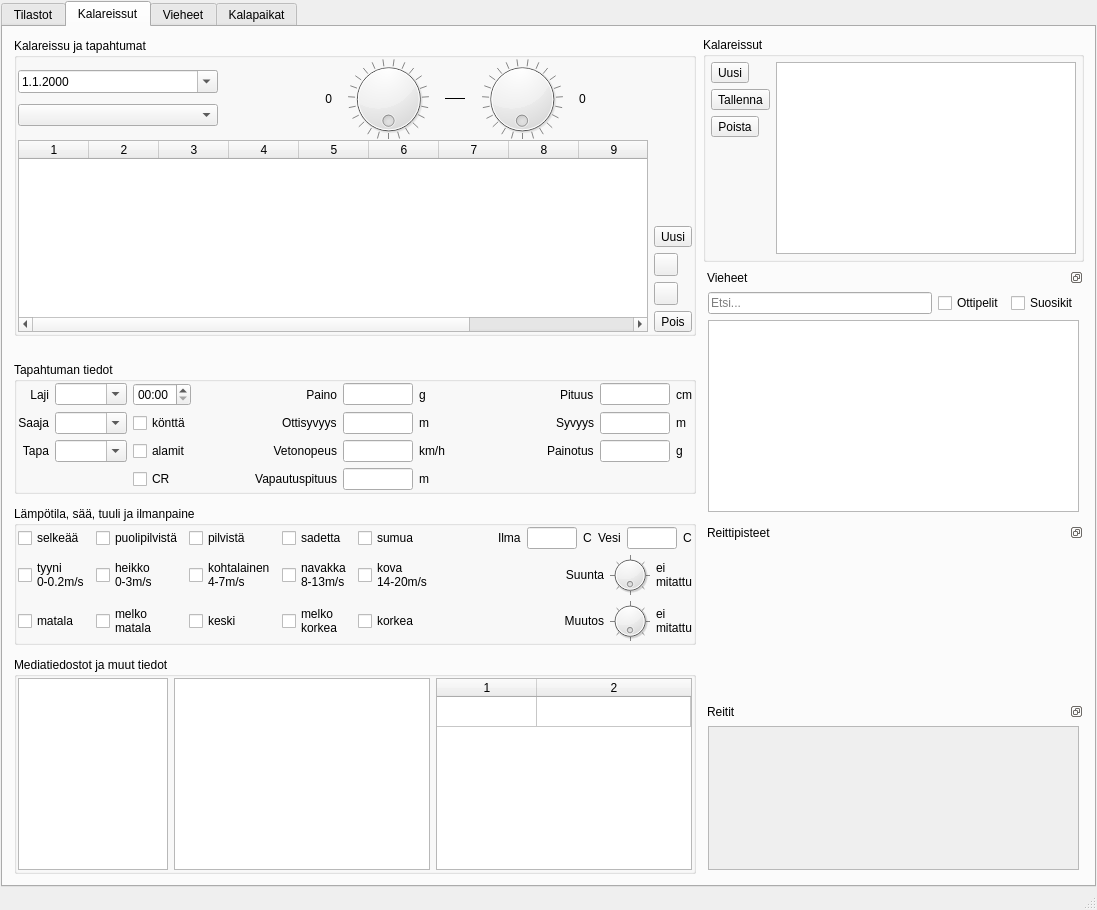
First picture: the form in mainwindow.ui, repository samuliwritescode/uistelupaivakirja-desktop, before the edit.
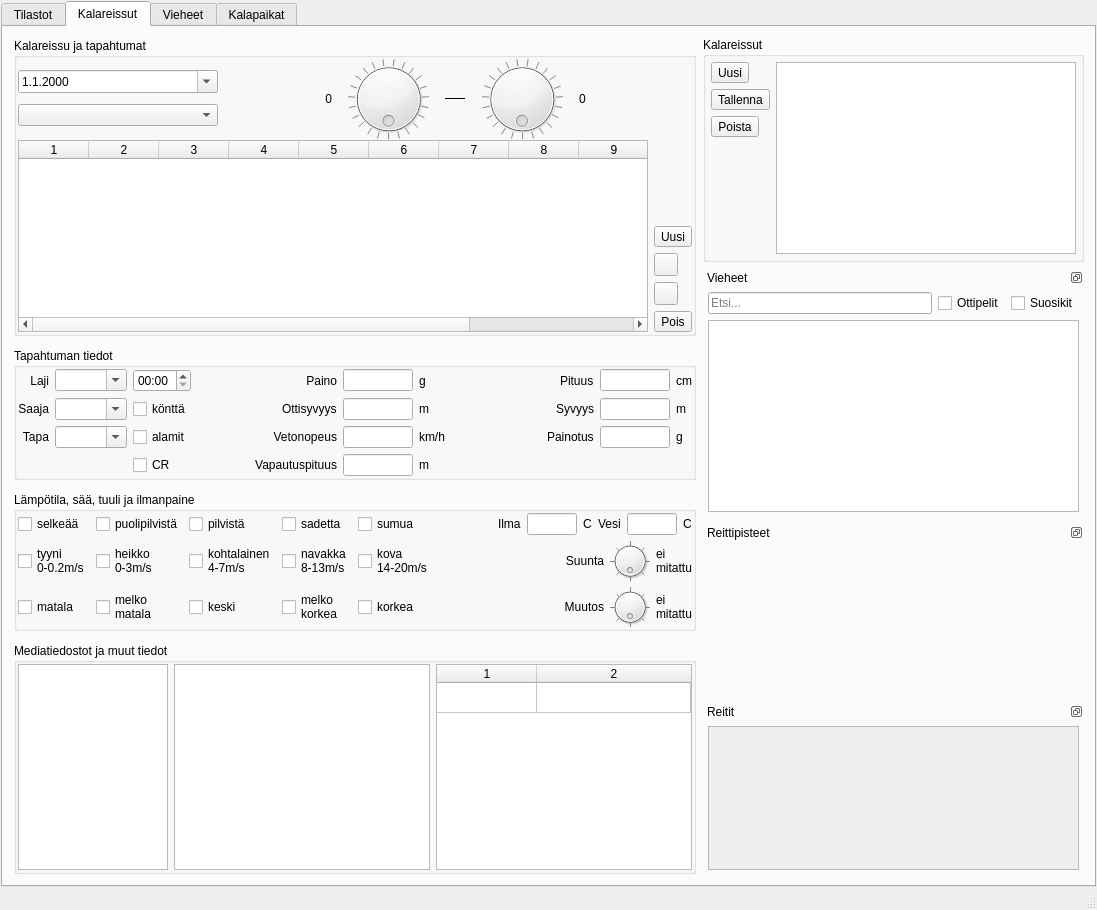
Second picture: the form after the edit. Icons and pictures are not drawn.

```diff
--- a/mainwindow.ui
+++ b/mainwindow.ui
@@ -495,19 +495,6 @@
             </layout>
            </widget>
           </item>
-          <item>
-           <spacer name="verticalSpacer_3">
-            <property name="orientation">
-             <enum>Qt::Vertical</enum>
-            </property>
-            <property name="sizeHint" stdset="0">
-             <size>
-              <width>1</width>
-              <height>1</height>
-             </size>
-            </property>
-           </spacer>
-          </item>
           <item>
            <widget class="QGroupBox" name="groupBoxFish">
             <property name="title">
```
Left out of the diff: 6 changed lines with no effect on the pictures.
